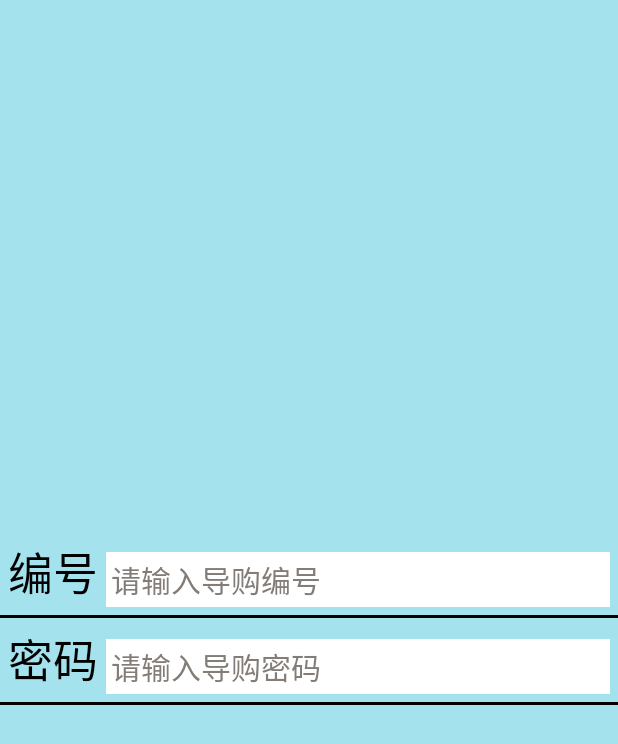
After one commit to huaLongChuangXinYunPos/huaLongPhoneMallManager, an Android app: the layout alert_dialog_view.xml on its own in the app's theme, with its tools: preview values and no code run, on a phone screen of 412 x 824 dp. The commit adds this screen. Shown: the top 744 px of the screen. Run offline under Robolectric (Android 15) with nearby library versions, the phone set to English and light mode, and no system bars.

Commit message:
登录时加载信息    dialog的添加

```diff
--- /dev/null
+++ b/app/src/main/res/layout/alert_dialog_view.xml
@@ -0,0 +1,62 @@
+<?xml version="1.0" encoding="utf-8"?>
+<LinearLayout
+    xmlns:android="http://schemas.android.com/apk/res/android"
+    android:layout_width="match_parent"
+    android:layout_height="match_parent"
+    android:gravity="center"
+    android:orientation="vertical"
+    android:background="@color/login_bg"
+    >
+    <LinearLayout
+        android:layout_width="match_parent"
+        android:layout_height="wrap_content"
+        android:gravity="bottom"
+        android:padding="5dp"
+        android:orientation="horizontal"
+        >
+        <TextView
+            style="@style/LoginTextStyle"
+            android:text="编号"
+            android:background="@null"
+            android:textColor="@color/black"
+            />
+        <EditText
+            android:id="@+id/edit_account"
+            style="@style/LoginEdittextStyle"
+            android:hint="请输入导购编号"
+            android:padding="3dp"
+            android:background="@color/white"
+            />
+    </LinearLayout>
+    <View
+        android:layout_width="match_parent"
+        android:layout_height="2dp"
+        android:background="@color/black"
+        />
+    <LinearLayout
+        android:layout_width="match_parent"
+        android:layout_height="wrap_content"
+        android:gravity="bottom"
+        android:padding="5dp"
+        android:orientation="horizontal"
+        >
+        <TextView
+            style="@style/LoginTextStyle"
+            android:text="密码"
+            android:background="@null"
+            android:textColor="@color/black"
+            />
+        <EditText
+            android:id="@+id/edit_password"
+            style="@style/LoginEdittextStyle"
+            android:padding="3dp"
+            android:hint="请输入导购密码"
+            android:background="@color/white"
+            />
+    </LinearLayout>
+    <View
+        android:layout_width="match_parent"
+        android:layout_height="2dp"
+        android:background="@color/black"
+        />
+</LinearLayout>
--- a/app/src/main/res/values/styles.xml
+++ b/app/src/main/res/values/styles.xml
@@ -33,7 +33,7 @@
         <item name="android:layout_width">match_parent</item>
         <item name="android:layout_height">wrap_content</item>
         <item name="android:textSize">25dp</item>
-        <item name="android:textColor">@color/black</item>
+        <item name="android:textColor">@drawable/text_color_selector</item>
         <item name="android:background">@drawable/btn_login_selector</item>
         <item name="android:layout_margin">10dp</item>
         <item name="android:paddingTop">5dp</item>
@@ -60,5 +60,4 @@
         <item name="android:textColor">@color/black</item>
         <item name="android:textSize">15sp</item>
     </style>
-
 </resources>
```
Also changed, not shown: app/src/main/java/zhaoq/hl/hlphonemallmanager/InputInfoDialog.java (added, +40 -0 lines), app/src/main/java/zhaoq/hl/hlphonemallmanager/LoginActivity.java (+36 -1 lines), app/src/main/java/zhaoq/hl/hlphonemallmanager/MainActivity.java (+22 -0 lines), app/src/main/java/zhaoq/hl/hlphonemallmanager/utils/ApplicationUtils.java (added, +57 -0 lines), app/src/main/java/zhaoq/hl/hlphonemallmanager/utils/MyToast.java (added, +29 -0 lines), app/src/main/res/drawable/text_color_selector.xml (added, +8 -0 lines), app/src/main/res/layout/activity_login.xml (+8 -1 lines), app/src/main/res/drawable/ic_launcher.png (added).
